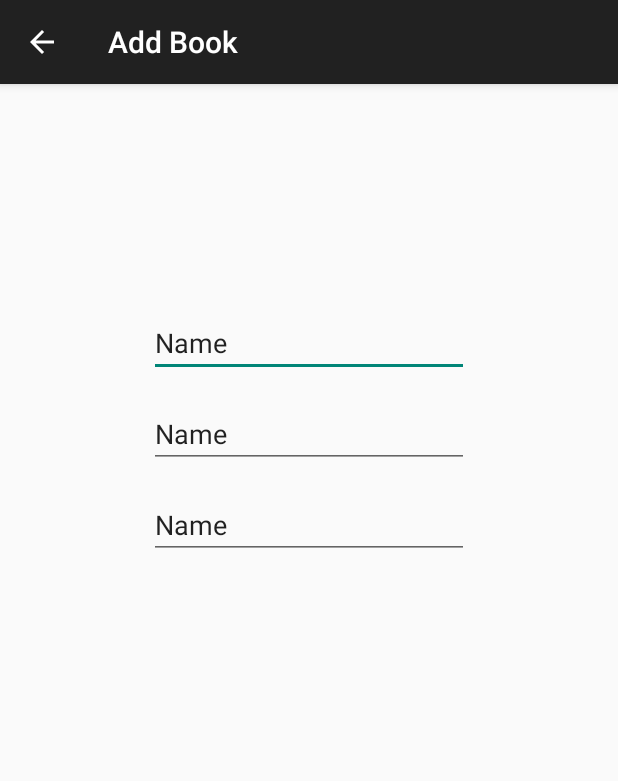
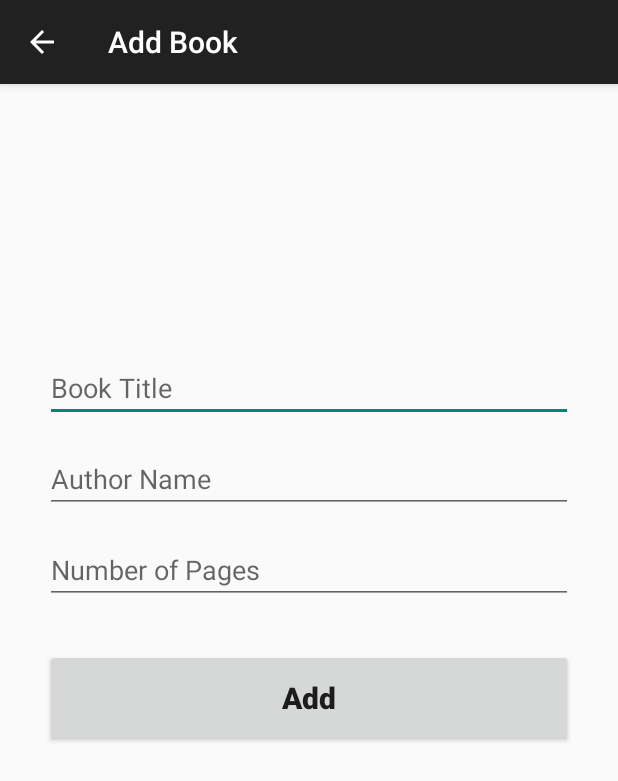
Before and after one commit to LatifulBariPappu/java-with-mysqlLite, an Android app: the AddActivity screen opened directly, with no data from a screen before it, on a phone screen of 412 x 824 dp. Shown: the top 781 px of the screen. Run offline under Robolectric (Android 15) with nearby library versions, the phone set to English and light mode, and no system bars.

Commit message:
add book method

```diff
--- a/app/src/main/java/com/example/mysqllitedatabase/AddActivity.java
+++ b/app/src/main/java/com/example/mysqllitedatabase/AddActivity.java
@@ -3,12 +3,30 @@ package com.example.mysqllitedatabase;
 import androidx.appcompat.app.AppCompatActivity;
 
 import android.os.Bundle;
+import android.view.View;
+import android.widget.Button;
+import android.widget.EditText;
 
 public class AddActivity extends AppCompatActivity {
+    EditText titleInput,authorInpur,pagesInput;
+    Button addButton;
 
     @Override
     protected void onCreate(Bundle savedInstanceState) {
         super.onCreate(savedInstanceState);
         setContentView(R.layout.activity_add);
+        titleInput=findViewById(R.id.title_input);
+        authorInpur=findViewById(R.id.author_input);
+        pagesInput=findViewById(R.id.pages_input);
+        addButton=findViewById(R.id.add_button);
+        addButton.setOnClickListener(new View.OnClickListener() {
+            @Override
+            public void onClick(View view) {
+                MyDatabaseHeLper myDB=new MyDatabaseHeLper(AddActivity.this);
+                myDB.addBook(titleInput.getText().toString().trim(),
+                        authorInpur.getText().toString().trim(),
+                        Integer.valueOf(pagesInput.getText().toString().trim()));
+            }
+        });
     }
 }
--- a/app/src/main/java/com/example/mysqllitedatabase/MainActivity.java
+++ b/app/src/main/java/com/example/mysqllitedatabase/MainActivity.java
@@ -25,7 +25,6 @@ public class MainActivity extends AppCompatActivity {
             public void onClick(View view) {
                 Intent intent=new Intent(MainActivity.this,AddActivity.class);
                 startActivity(intent);
-
             }
         });
     }
--- a/app/src/main/res/layout/activity_add.xml
+++ b/app/src/main/res/layout/activity_add.xml
@@ -4,16 +4,16 @@
     xmlns:tools="http://schemas.android.com/tools"
     android:layout_width="match_parent"
     android:layout_height="match_parent"
+    android:padding="30dp"
     tools:context=".AddActivity">
 
     <EditText
         android:id="@+id/title_input"
-        android:layout_width="wrap_content"
+        android:layout_width="match_parent"
         android:layout_height="wrap_content"
         android:layout_marginTop="150dp"
         android:ems="10"
         android:inputType="text"
-        android:text="Name"
         android:hint="Book Title"
         app:layout_constraintEnd_toEndOf="parent"
         app:layout_constraintStart_toStartOf="parent"
@@ -21,26 +21,38 @@
 
     <EditText
         android:id="@+id/author_input"
-        android:layout_width="wrap_content"
+        android:layout_width="match_parent"
         android:layout_height="wrap_content"
         android:layout_marginTop="15dp"
         android:ems="10"
         android:inputType="text"
         android:hint="Author Name"
-        android:text="Name"
         app:layout_constraintEnd_toEndOf="parent"
         app:layout_constraintStart_toStartOf="parent"
         app:layout_constraintTop_toBottomOf="@+id/title_input" />
 
     <EditText
         android:id="@+id/pages_input"
-        android:layout_width="wrap_content"
+        android:layout_width="match_parent"
         android:layout_height="wrap_content"
         android:layout_marginTop="15dp"
+        android:hint="Number of Pages"
         android:ems="10"
-        android:inputType="text"
-        android:text="Name"
+        android:inputType="number"
         app:layout_constraintEnd_toEndOf="parent"
         app:layout_constraintStart_toStartOf="parent"
         app:layout_constraintTop_toBottomOf="@+id/author_input" />
+
+    <Button
+        android:id="@+id/add_button"
+        android:layout_width="match_parent"
+        android:layout_height="65dp"
+        android:layout_marginTop="30dp"
+        android:text="Add"
+        android:textSize="20sp"
+        android:textStyle="bold"
+        android:textAllCaps="false"
+        app:layout_constraintEnd_toEndOf="parent"
+        app:layout_constraintStart_toStartOf="parent"
+        app:layout_constraintTop_toBottomOf="@+id/pages_input" />
 </androidx.constraintlayout.widget.ConstraintLayout>
```
Also changed, not shown: app/src/main/java/com/example/mysqllitedatabase/MyDatabaseHeLper.java (+15 -0 lines).
